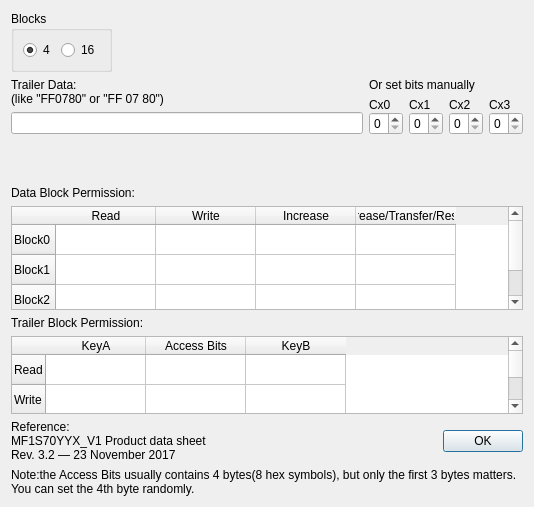
Before: the Qt Designer form src/ui/mf_trailerdecoderdialog.ui in wh201906/Proxmark3GUI, drawn with Qt 5.
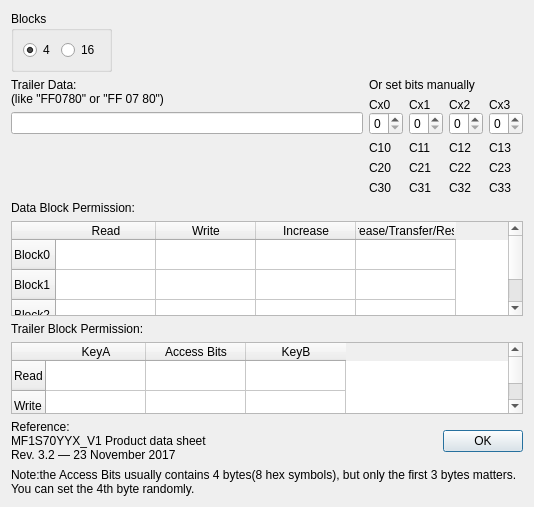
After: the same form once the commit is applied.

```diff
--- a/src/ui/mf_trailerdecoderdialog.ui
+++ b/src/ui/mf_trailerdecoderdialog.ui
@@ -209,6 +209,94 @@
          </item>
         </layout>
        </item>
+       <item>
+        <layout class="QGridLayout" name="CBitsGridLayout">
+         <item row="0" column="0">
+          <widget class="QLabel" name="C10Label">
+           <property name="text">
+            <string>C10</string>
+           </property>
+          </widget>
+         </item>
+         <item row="0" column="1">
+          <widget class="QLabel" name="C11Label">
+           <property name="text">
+            <string>C11</string>
+           </property>
+          </widget>
+         </item>
+         <item row="0" column="2">
+          <widget class="QLabel" name="C12Label">
+           <property name="text">
+            <string>C12</string>
+           </property>
+          </widget>
+         </item>
+         <item row="0" column="3">
+          <widget class="QLabel" name="C13Label">
+           <property name="text">
+            <string>C13</string>
+           </property>
+          </widget>
+         </item>
+         <item row="1" column="0">
+          <widget class="QLabel" name="C20Label">
+           <property name="text">
+            <string>C20</string>
+           </property>
+          </widget>
+         </item>
+         <item row="1" column="1">
+          <widget class="QLabel" name="C21Label">
+           <property name="text">
+            <string>C21</string>
+           </property>
+          </widget>
+         </item>
+         <item row="1" column="2">
+          <widget class="QLabel" name="C22Label">
+           <property name="text">
+            <string>C22</string>
+           </property>
+          </widget>
+         </item>
+         <item row="1" column="3">
+          <widget class="QLabel" name="C23Label">
+           <property name="text">
+            <string>C23</string>
+           </property>
+          </widget>
+         </item>
+         <item row="2" column="0">
+          <widget class="QLabel" name="C30Label">
+           <property name="text">
+            <string>C30</string>
+           </property>
+          </widget>
+         </item>
+         <item row="2" column="1">
+          <widget class="QLabel" name="C31Label">
+           <property name="text">
+            <string>C31</string>
+           </property>
+          </widget>
+         </item>
+         <item row="2" column="2">
+          <widget class="QLabel" name="C32Label">
+           <property name="text">
+            <string>C32</string>
+           </property>
+          </widget>
+         </item>
+         <item row="2" column="3">
+          <widget class="QLabel" name="C33Label">
+           <property name="text">
+            <string>C33</string>
+           </property>
+          </widget>
+         </item>
+        </layout>
+       </item>
        <item>
         <spacer name="verticalSpacer">
          <property name="orientation">
```
